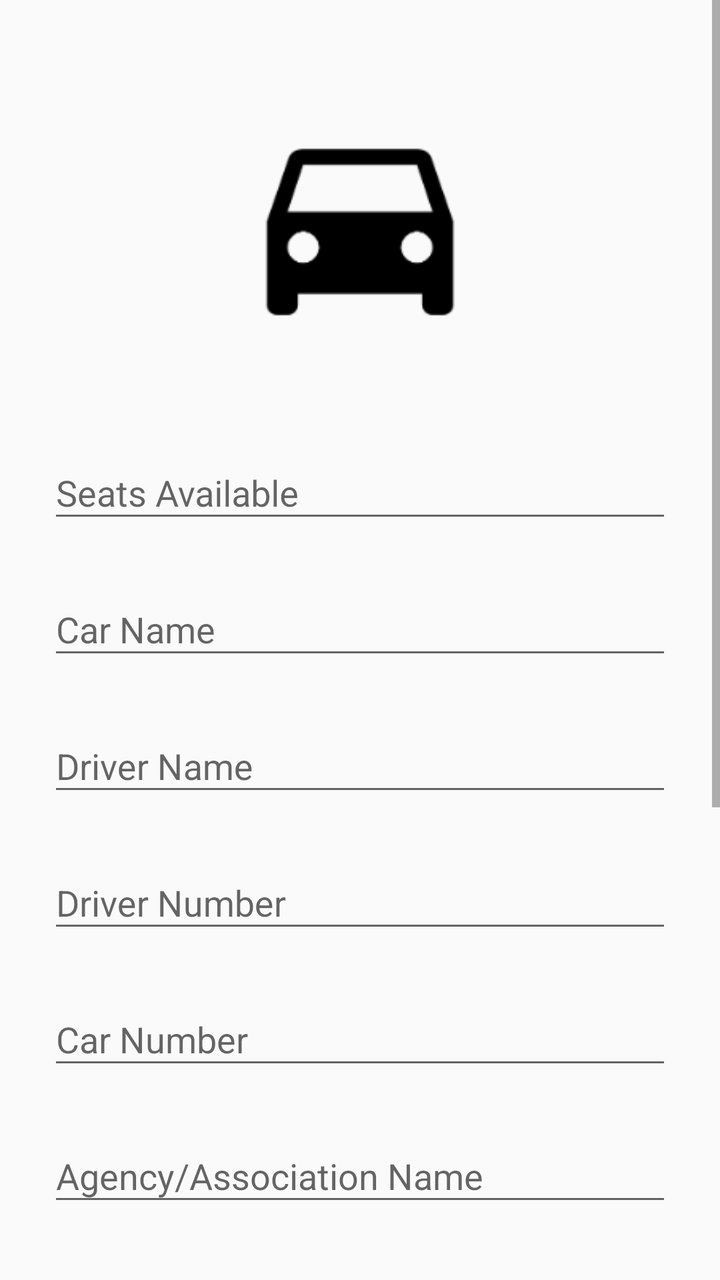
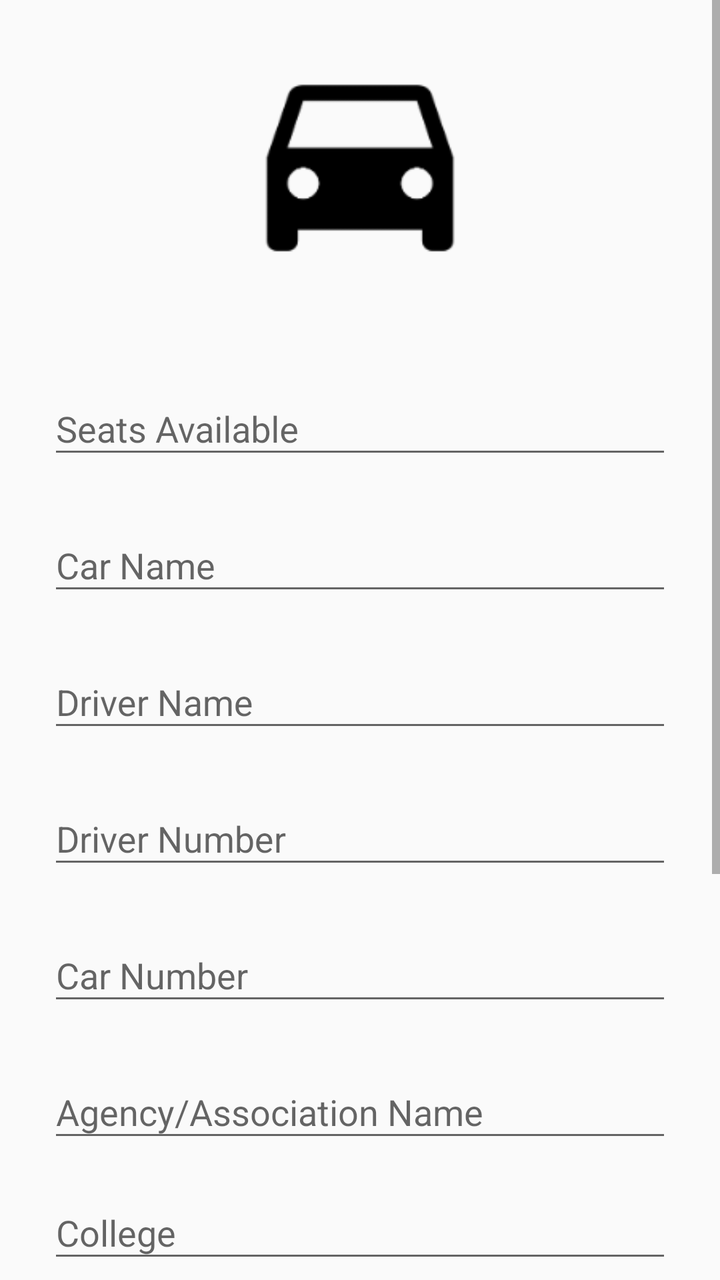

Before-and-after screenshots of an Android layout around one commit, followed by the original layout XML and the change that was made.
<!-- AndroidManifest.xml: application theme AppTheme -->
<!-- res/layout/activity_add_car.xml -->
<?xml version="1.0" encoding="utf-8"?>
<ScrollView xmlns:android="http://schemas.android.com/apk/res/android"
    android:layout_width="match_parent"
    android:layout_height="match_parent"
    android:fitsSystemWindows="true">

    <LinearLayout
        android:layout_width="match_parent"
        android:layout_height="wrap_content"
        android:orientation="vertical"
        android:paddingLeft="24dp"
        android:paddingRight="24dp"
        android:paddingTop="56dp">

        <ImageView
            android:layout_width="300dp"
            android:layout_height="120dp"
            android:layout_gravity="center_horizontal"
            android:layout_marginBottom="30dp"
            android:src="@drawable/logo" />

        
        <android.support.design.widget.TextInputLayout
            android:layout_width="match_parent"
            android:layout_height="wrap_content"
            android:layout_marginBottom="8dp"
            android:layout_marginTop="8dp">

            <EditText
                android:id="@+id/seats_available"
                android:layout_width="match_parent"
                android:layout_height="wrap_content"
                android:hint="Seats Available"
                android:inputType="phone" />
        </android.support.design.widget.TextInputLayout>

        
        <android.support.design.widget.TextInputLayout
            android:layout_width="match_parent"
            android:layout_height="wrap_content"
            android:layout_marginBottom="8dp"
            android:layout_marginTop="8dp">

            <EditText
                android:id="@+id/car_name"
                android:layout_width="match_parent"
                android:layout_height="wrap_content"
                android:hint="Car Name"
                android:inputType="text" />
        </android.support.design.widget.TextInputLayout>


        
        <android.support.design.widget.TextInputLayout
            android:layout_width="match_parent"
            android:layout_height="wrap_content"
            android:layout_marginBottom="8dp"
            android:layout_marginTop="8dp">

            <EditText
                android:id="@+id/driver_name"
                android:layout_width="match_parent"
                android:layout_height="wrap_content"
                android:hint="Driver Name"
                android:inputType="textPersonName" />
        </android.support.design.widget.TextInputLayout>


        
        <android.support.design.widget.TextInputLayout
            android:layout_width="match_parent"
            android:layout_height="wrap_content"
            android:layout_marginBottom="8dp"
            android:layout_marginTop="8dp">

            <EditText
                android:id="@+id/driver_number"
                android:layout_width="match_parent"
                android:layout_height="wrap_content"
                android:hint="Driver Number"
                android:inputType="number" />
        </android.support.design.widget.TextInputLayout>

        
        <android.support.design.widget.TextInputLayout
            android:layout_width="match_parent"
            android:layout_height="wrap_content"
            android:layout_marginBottom="8dp"
            android:layout_marginTop="8dp">

            <EditText
                android:id="@+id/car_number"
                android:layout_width="match_parent"
                android:layout_height="wrap_content"
                android:hint="Car Number"
                android:inputType="number" />
        </android.support.design.widget.TextInputLayout>

        
        <android.support.design.widget.TextInputLayout
            android:layout_width="match_parent"
            android:layout_height="wrap_content"
            android:layout_marginBottom="8dp"
            android:layout_marginTop="8dp">

            <EditText
                android:id="@+id/org_name"
                android:layout_width="match_parent"
                android:layout_height="wrap_content"
                android:hint="Agency/Association Name"
                android:inputType="text" />
        </android.support.design.widget.TextInputLayout>

        <android.support.design.widget.TextInputLayout
            android:layout_width="match_parent"
            android:layout_height="wrap_content"
            android:layout_gravity="center"
            >

            <AutoCompleteTextView
                android:id="@+id/spinner_select_college"
                android:layout_width="match_parent"
                android:layout_height="wrap_content"
                android:hint="College"
                android:inputType="textAutoComplete|text"
                android:maxLines="1"
                android:singleLine="true"
                android:drawablePadding="8dp"
                />

        </android.support.design.widget.TextInputLayout>

        <android.support.design.widget.TextInputLayout
            android:layout_width="match_parent"
            android:layout_height="wrap_content"
            android:layout_marginBottom="8dp"
            android:layout_marginTop="8dp">

            <AutoCompleteTextView
                android:id="@+id/default_pickup_location"
                android:layout_width="match_parent"
                android:layout_height="wrap_content"
                android:hint="Pickup Location"
                android:inputType="text|textAutoComplete"
                android:maxLines="1"
                android:singleLine="true"/>
        </android.support.design.widget.TextInputLayout>

        <android.support.design.widget.TextInputLayout
            android:layout_width="match_parent"
            android:layout_height="wrap_content"
            android:layout_marginBottom="8dp"
            android:layout_marginTop="8dp">

            <AutoCompleteTextView
                android:id="@+id/default_drop_location"
                android:layout_width="match_parent"
                android:layout_height="wrap_content"
                android:hint="Drop Location"
                android:inputType="text|textAutoComplete"
                android:maxLines="1"
                android:singleLine="true" />
        </android.support.design.widget.TextInputLayout>

        <LinearLayout
            android:layout_width="match_parent"
            android:layout_height="wrap_content"
            android:layout_marginBottom="8dp"
            android:layout_marginTop="8dp"
            android:orientation="horizontal">

            <android.support.design.widget.TextInputLayout
                android:layout_width="0dp"
                android:layout_height="wrap_content"
                android:layout_weight="1">

                <EditText
                    android:id="@+id/default_start_date"
                    android:layout_width="match_parent"
                    android:layout_height="wrap_content"
                    android:clickable="true"
                    android:drawablePadding="8dp"
                    android:focusable="false"
                    android:hint="Date"
                    android:inputType="date"
                    android:maxLines="1"
                    android:singleLine="true" />

            </android.support.design.widget.TextInputLayout>

            <android.support.design.widget.TextInputLayout
                android:layout_width="0dp"
                android:layout_height="wrap_content"
                android:layout_weight="1">

                <EditText
                    android:id="@+id/default_start_time"
                    android:layout_width="match_parent"
                    android:layout_height="wrap_content"
                    android:clickable="true"
                    android:drawablePadding="8dp"
                    android:focusable="false"
                    android:hint="Time"
                    android:inputType="datetime"
                    android:maxLines="1"
                    android:singleLine="true" />

            </android.support.design.widget.TextInputLayout>

        </LinearLayout>


        
        <android.support.v7.widget.AppCompatButton
            android:id="@+id/btn_addcar"
            android:layout_width="fill_parent"
            android:layout_height="wrap_content"
            android:layout_marginBottom="24dp"
            android:layout_marginTop="24dp"
            android:padding="12dp"
            android:text="Add Car" />

        <TextView
            android:id="@+id/link_login"
            android:layout_width="fill_parent"
            android:layout_height="wrap_content"
            android:layout_marginBottom="24dp"
            android:gravity="center"
            android:text="Go to Main Menu"
            android:textSize="16sp" />

    </LinearLayout>
</ScrollView>
<!-- resources referenced by this layout -->
<resources>
  <!-- drawable logo: png bitmap (drawable, 3313 bytes) -->
  <style name="AppTheme" parent="Theme.AppCompat.Light.DarkActionBar">
          
      </style>
</resources>

<!-- the commit's change to res/layout/activity_add_car.xml (unified diff, before → after) -->
@@ -10,7 +10,8 @@
         android:orientation="vertical"
         android:paddingLeft="24dp"
         android:paddingRight="24dp"
-        android:paddingTop="56dp">
+        android:paddingTop="24dp"
+        android:paddingBottom="24dp">
 
         <ImageView
             android:layout_width="300dp"
@@ -93,7 +94,7 @@
                 android:layout_width="match_parent"
                 android:layout_height="wrap_content"
                 android:hint="Car Number"
-                android:inputType="number" />
+                android:inputType="text" />
         </android.support.design.widget.TextInputLayout>
 
         
@@ -215,19 +216,8 @@
             android:id="@+id/btn_addcar"
             android:layout_width="fill_parent"
             android:layout_height="wrap_content"
-            android:layout_marginBottom="24dp"
             android:layout_marginTop="24dp"
             android:padding="12dp"
             android:text="Add Car" />
-
-        <TextView
-            android:id="@+id/link_login"
-            android:layout_width="fill_parent"
-            android:layout_height="wrap_content"
-            android:layout_marginBottom="24dp"
-            android:gravity="center"
-            android:text="Go to Main Menu"
-            android:textSize="16sp" />
-
     </LinearLayout>
 </ScrollView>
